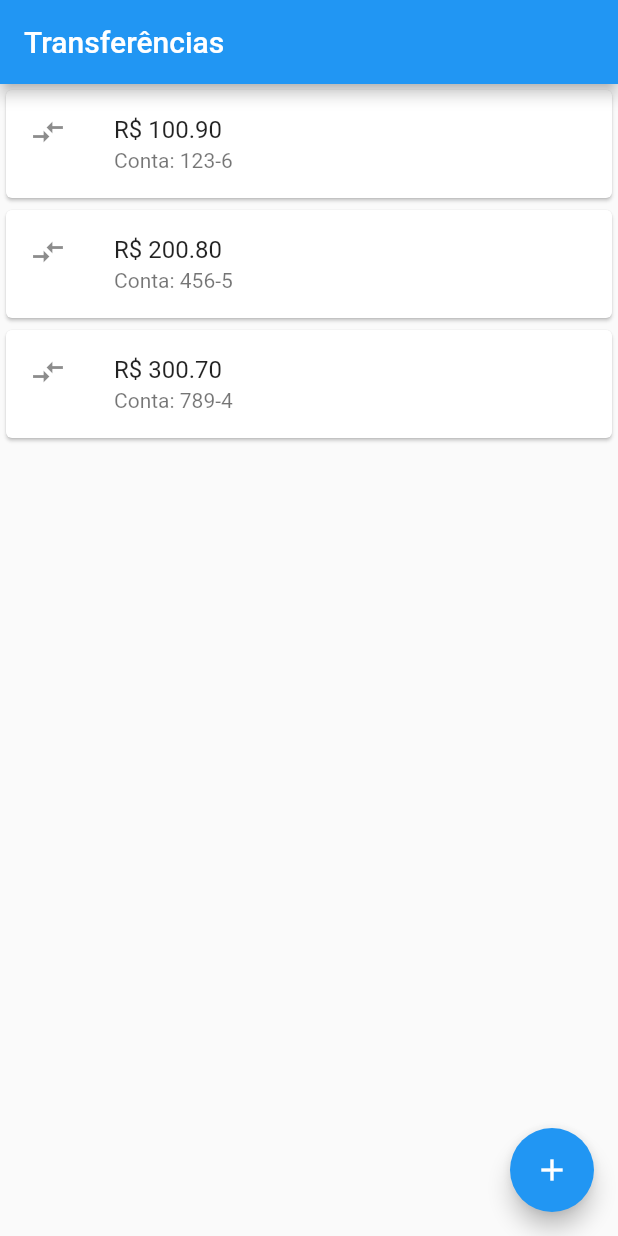
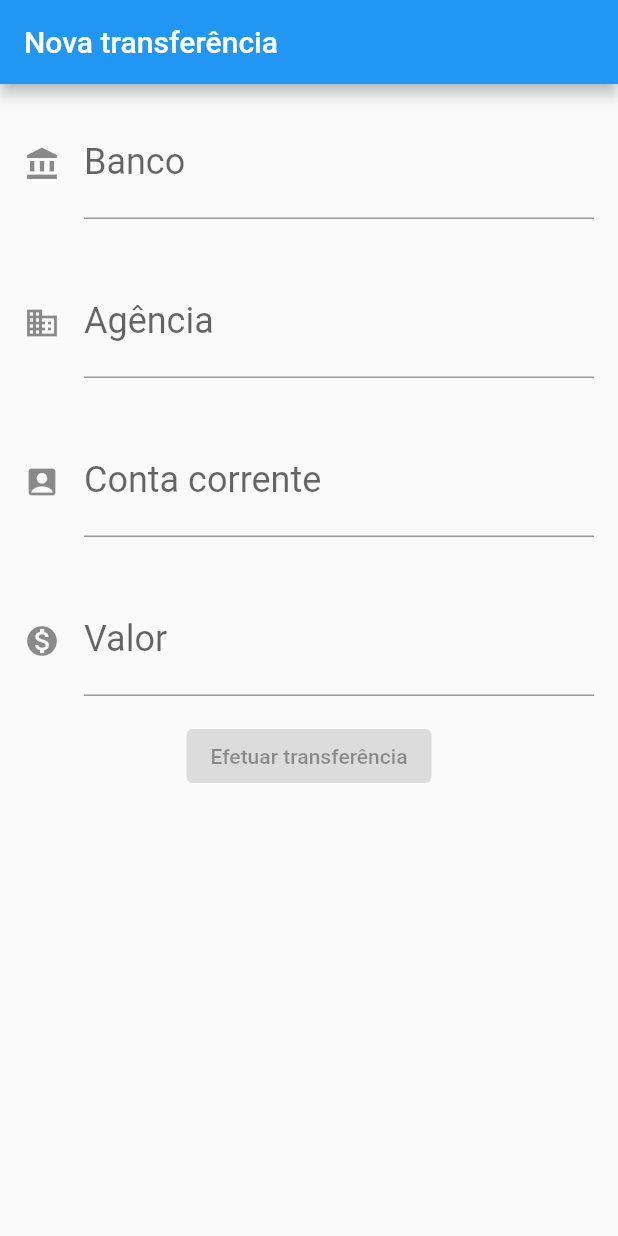
Before and after one commit to heltonricardo/bytebank-flutter, a Flutter app: the screen it shows after launch, on a phone screen of 412 x 824 dp. Run offline on Flutter 3.47's test engine with Material 2 defaults, Android fonts, the phone set to English and light mode, and no system bars; missing offline and left inert: dart:ffi.

Commit message:
tela de nova transferencia

```diff
--- a/lib/main.dart
+++ b/lib/main.dart
@@ -2,28 +2,105 @@ import 'dart:ffi';
 
 import 'package:flutter/material.dart';
 
-void main() => runApp(MaterialApp(
+void main() => runApp(BytebankApp());
+
+class BytebankApp extends StatelessWidget {
+  @override
+  Widget build(BuildContext context) {
+    return MaterialApp(
       home: Scaffold(
+        body: FormularioTransferencia(),
+      ),
+    );
+  }
+}
+
+class FormularioTransferencia extends StatelessWidget {
+  @override
+  Widget build(BuildContext context) {
+    // return Container();
+    return Scaffold(
         appBar: AppBar(
-          title: Text("Transferências"),
+          title: Text("Nova transferência"),
         ),
-        body: ListaTransferencias(),
-        floatingActionButton: FloatingActionButton(
-          child: Icon(Icons.add),
+        body: Column(children: <Widget>[
+          Padding(
+            padding: const EdgeInsets.all(16.0),
+            child: TextField(
+              keyboardType: TextInputType.number,
+              style: TextStyle(
+                fontSize: 24,
+              ),
+              decoration: InputDecoration(
+                  icon: Icon(Icons.account_balance),
+                  labelText: "Banco",
+                  hintText: "000"),
             ),
           ),
-    ));
+          Padding(
+            padding: const EdgeInsets.all(16.0),
+            child: TextField(
+              keyboardType: TextInputType.number,
+              style: TextStyle(
+                fontSize: 24,
+              ),
+              decoration: InputDecoration(
+                  icon: Icon(Icons.business),
+                  labelText: "Agência",
+                  hintText: "0000"),
+            ),
+          ),
+          Padding(
+            padding: const EdgeInsets.all(16.0),
+            child: TextField(
+              keyboardType: TextInputType.number,
+              style: TextStyle(
+                fontSize: 24,
+              ),
+              decoration: InputDecoration(
+                  icon: Icon(Icons.account_box_rounded),
+                  labelText: "Conta corrente",
+                  hintText: "00000"),
+            ),
+          ),
+          Padding(
+            padding: const EdgeInsets.all(16.0),
+            child: TextField(
+                keyboardType: TextInputType.number,
+                style: TextStyle(
+                  fontSize: 24,
+                ),
+                decoration: InputDecoration(
+                  icon: Icon(Icons.monetization_on),
+                  labelText: "Valor",
+                  hintText: "0,00",
+                )),
+          ),
+          ElevatedButton(
+            child: Text("Efetuar transferência"),
+          ),
+        ]));
+  }
+}
 
 class ListaTransferencias extends StatelessWidget {
   @override
   Widget build(BuildContext context) {
-    return (Column(
+    return Scaffold(
+      appBar: AppBar(
+        title: Text("Transferências"),
+      ),
+      body: Column(
         children: [
           ItemTransferencia(Transferencia(100.9, "123-6")),
           ItemTransferencia(Transferencia(200.8, "456-5")),
           ItemTransferencia(Transferencia(300.7, "789-4")),
         ],
-    ));
+      ),
+      floatingActionButton: FloatingActionButton(
+        child: Icon(Icons.add),
+      ),
+    );
   }
 }
 
```
Lines whose indentation alone changed are shown as unchanged.
